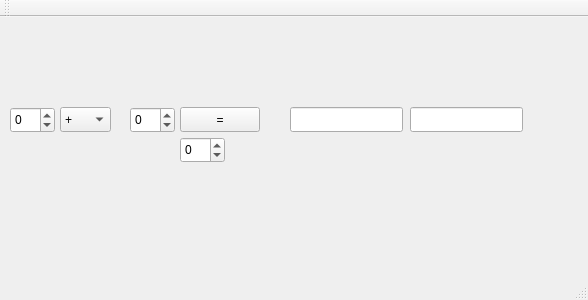
This is mainwindow.ui in Mikolaj-Balcerzak/Program_1 as Qt 5 draws it before an edit. The edited form follows.
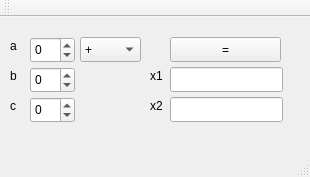
This is the edited form.

```diff
--- a/mainwindow.ui
+++ b/mainwindow.ui
@@ -6,8 +6,8 @@
    <rect>
     <x>0</x>
     <y>0</y>
-    <width>588</width>
-    <height>300</height>
+    <width>310</width>
+    <height>177</height>
    </rect>
   </property>
   <property name="windowTitle">
@@ -17,9 +17,9 @@
    <widget class="QPushButton" name="pushButton">
     <property name="geometry">
      <rect>
-      <x>180</x>
-      <y>90</y>
-      <width>80</width>
+      <x>170</x>
+      <y>20</y>
+      <width>111</width>
       <height>25</height>
      </rect>
     </property>
@@ -30,8 +30,8 @@
    <widget class="QLineEdit" name="textBox1">
     <property name="geometry">
      <rect>
-      <x>290</x>
-      <y>90</y>
+      <x>170</x>
+      <y>50</y>
       <width>113</width>
       <height>25</height>
      </rect>
@@ -40,8 +40,8 @@
    <widget class="QSpinBox" name="spinBox">
     <property name="geometry">
      <rect>
-      <x>10</x>
-      <y>90</y>
+      <x>30</x>
+      <y>20</y>
       <width>45</width>
       <height>26</height>
      </rect>
@@ -56,8 +56,8 @@
    <widget class="QSpinBox" name="spinBox_2">
     <property name="geometry">
      <rect>
-      <x>130</x>
-      <y>90</y>
+      <x>30</x>
+      <y>50</y>
       <width>45</width>
       <height>26</height>
      </rect>
@@ -72,9 +72,9 @@
    <widget class="QComboBox" name="comboBox">
     <property name="geometry">
      <rect>
-      <x>60</x>
-      <y>90</y>
-      <width>51</width>
+      <x>80</x>
+      <y>20</y>
+      <width>61</width>
       <height>25</height>
      </rect>
     </property>
@@ -107,8 +107,8 @@
    <widget class="QSpinBox" name="spinBox_3">
     <property name="geometry">
      <rect>
-      <x>180</x>
-      <y>120</y>
+      <x>30</x>
+      <y>80</y>
       <width>45</width>
       <height>26</height>
      </rect>
@@ -123,13 +123,78 @@
    <widget class="QLineEdit" name="textBox1_2">
     <property name="geometry">
      <rect>
-      <x>410</x>
-      <y>90</y>
+      <x>170</x>
+      <y>80</y>
       <width>113</width>
       <height>25</height>
      </rect>
     </property>
    </widget>
+   <widget class="QLabel" name="label">
+    <property name="geometry">
+     <rect>
+      <x>10</x>
+      <y>20</y>
+      <width>16</width>
+      <height>17</height>
+     </rect>
+    </property>
+    <property name="text">
+     <string>a</string>
+    </property>
+   </widget>
+   <widget class="QLabel" name="label_2">
+    <property name="geometry">
+     <rect>
+      <x>10</x>
+      <y>50</y>
+      <width>16</width>
+      <height>17</height>
+     </rect>
+    </property>
+    <property name="text">
+     <string>b</string>
+    </property>
+   </widget>
+   <widget class="QLabel" name="label_3">
+    <property name="geometry">
+     <rect>
+      <x>10</x>
+      <y>80</y>
+      <width>16</width>
+      <height>17</height>
+     </rect>
+    </property>
+    <property name="text">
+     <string>c</string>
+    </property>
+   </widget>
+   <widget class="QLabel" name="label_4">
+    <property name="geometry">
+     <rect>
+      <x>150</x>
+      <y>50</y>
+      <width>16</width>
+      <height>17</height>
+     </rect>
+    </property>
+    <property name="text">
+     <string>x1</string>
+    </property>
+   </widget>
+   <widget class="QLabel" name="label_5">
+    <property name="geometry">
+     <rect>
+      <x>150</x>
+      <y>80</y>
+      <width>16</width>
+      <height>17</height>
+     </rect>
+    </property>
+    <property name="text">
+     <string>x2</string>
+    </property>
+   </widget>
   </widget>
   <widget class="QMenuBar" name="menuBar">
    <property name="geometry">
```
Left out of the diff: 2 changed lines with no effect on the pictures.
